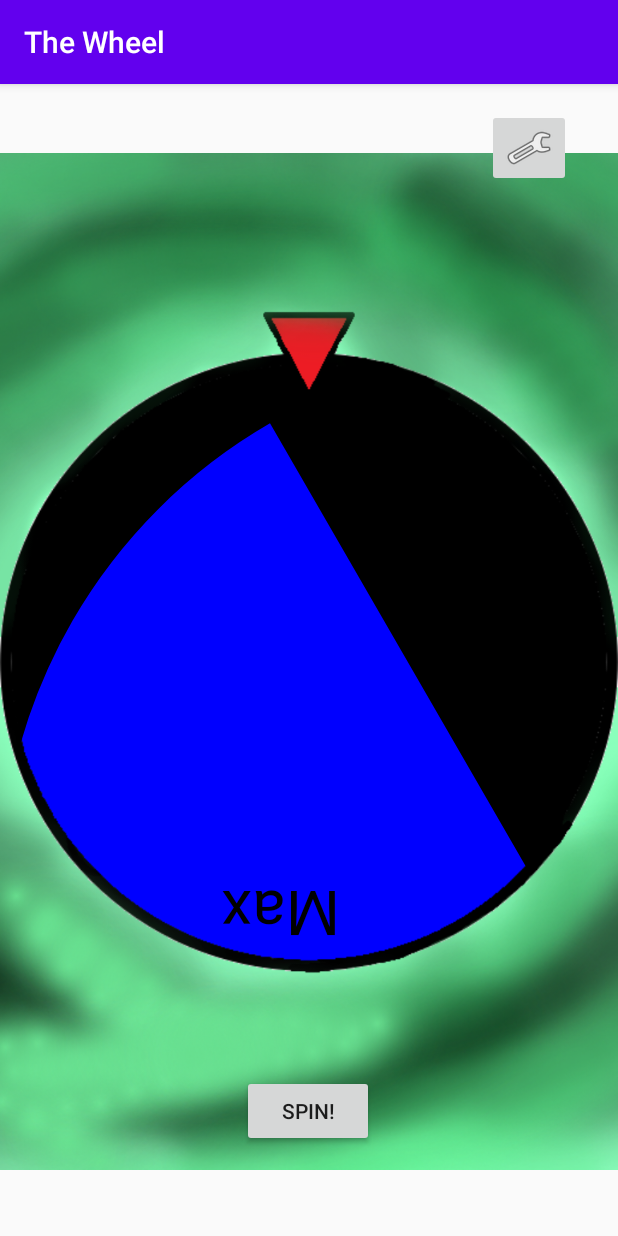
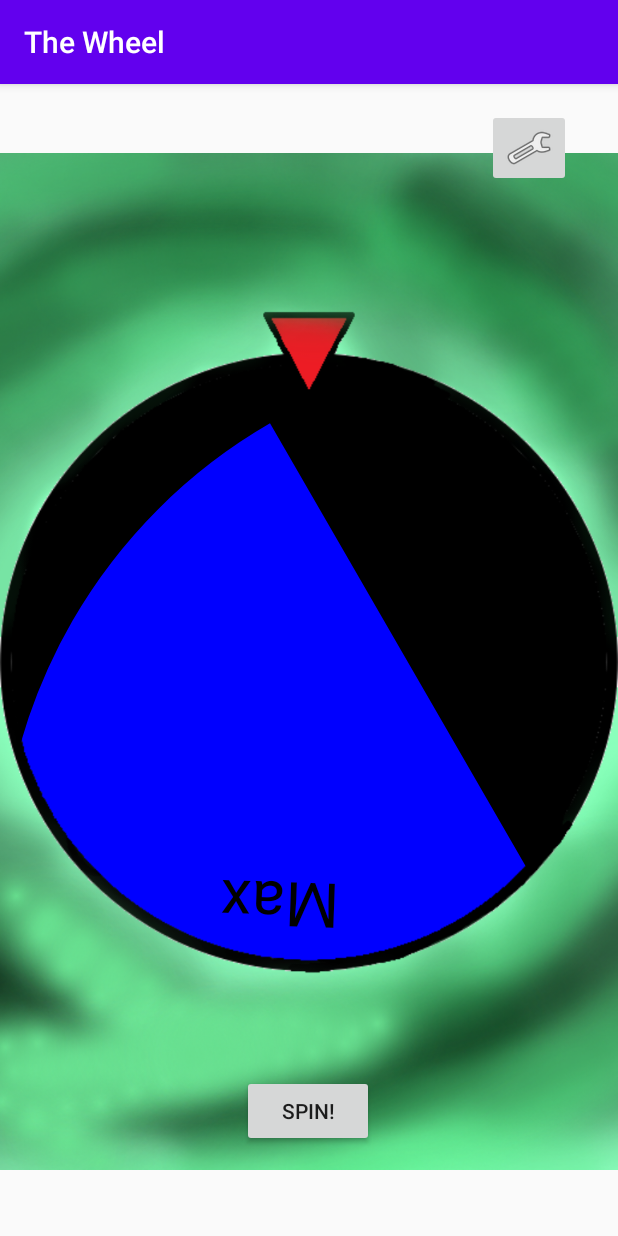
Before and after one commit to Phys-droid/TheWheel, an Android app: the screen it shows after launch (MainActivity), on a phone screen of 412 x 824 dp. Run offline under Robolectric (Android 15) with nearby library versions, the phone set to English and light mode, and no system bars.

Commit message:
anim/textupdate

```diff
--- a/app/src/main/java/com/example/thewheel/MainActivity.java
+++ b/app/src/main/java/com/example/thewheel/MainActivity.java
@@ -140,14 +140,18 @@ public class MainActivity<start> extends AppCompatActivity {
             paint2.setColor(Color.BLACK);
             paint2.setTextSize(62);
 
+
             for (int i = 0; i < values.length; i++) {//values2.length; i++) {
                 if (i == 0) {
                     paint.setColor(COLORS[i]);
+                    if (COLORS[i] == Color.BLACK){
+                        paint2.setColor(Color.WHITE);
+                    }
                     canvas.drawArc(rectf, angle, values[i], true, paint);
                     float alpha = (float) ((angle+(values[i]/2)));
-                    canvas.rotate(alpha, 540, 540);
+                    canvas.rotate(alpha+2, 540, 540);
                     canvas.drawText(names[i],740, 540, paint2);
-                    canvas.rotate(-alpha, 540, 540);
+                    canvas.rotate(-alpha-2, 540, 540);
 
 
                 }
@@ -155,11 +159,14 @@ public class MainActivity<start> extends AppCompatActivity {
                 {
                     temp += (int) values[i - 1];
                     paint.setColor(COLORS[i]);
+                    if (COLORS[i] == Color.BLACK){
+                        paint2.setColor(Color.WHITE);
+                    }
                     canvas.drawArc(rectf, temp + angle, values[i], true, paint);
                     float alpha = (float) ((temp+angle+(values[i]/2)));
-                    canvas.rotate(alpha, 540, 540);
+                    canvas.rotate(alpha+2, 540, 540);
                     canvas.drawText(names[i],740, 540, paint2);
-                    canvas.rotate(-alpha, 540, 540);
+                    canvas.rotate(-alpha-2, 540, 540);
                 }
             }
         }
--- a/app/src/main/java/com/example/thewheel/UserOverview.java
+++ b/app/src/main/java/com/example/thewheel/UserOverview.java
@@ -24,7 +24,7 @@ public class UserOverview extends AppCompatActivity {
         //ToDo: Think where to initialize the setup list!
         if (!StorageControl.configAlreadyExists()) {
             // ToDo: Find out what to do with new userlist
-            SetupList.addSetup(new UserList("Setup_1"));
+            SetupList.addSetup(new UserList("1"));
             SoundManager.initialize(this);
         }
         else if (startUp) {
```
